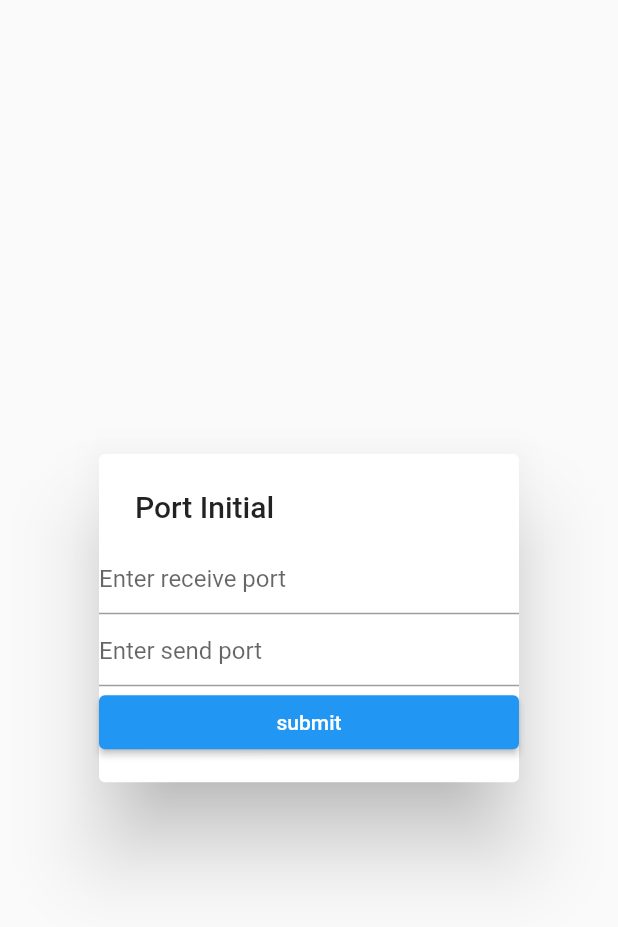
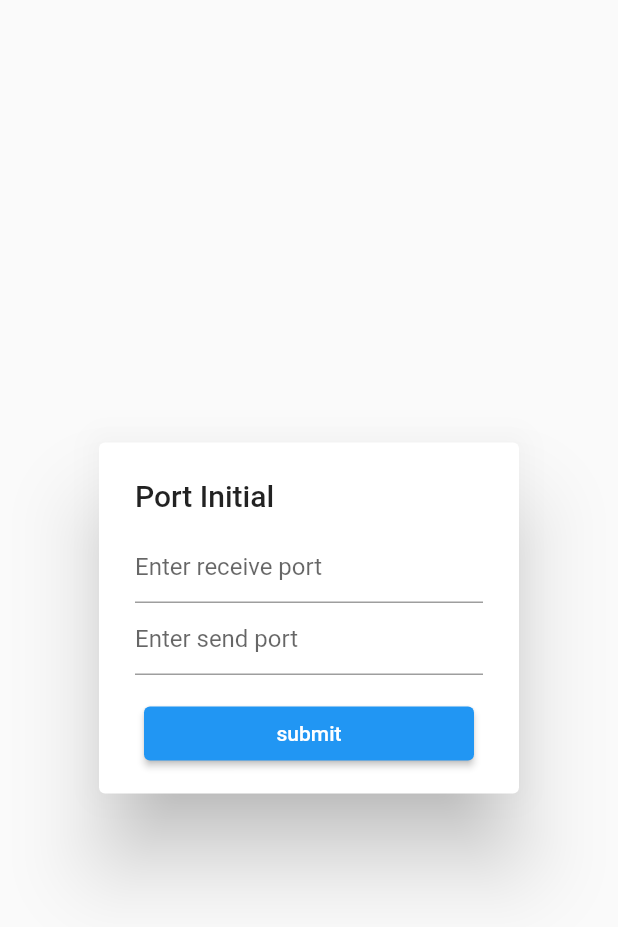
Before and after one commit to FerostMask/flutter, a Flutter app: the PortInput widget shown alone on an empty page, opened directly, on a phone screen of 412 x 824 dp. Shown: the top 927 px of the screen. Run offline on Flutter 3.47's test engine with Material 2 defaults, Android fonts, the phone set to English and light mode, and no system bars; our stand-ins replace fl_chart; missing offline and left inert: network_info_plus, udp.

Commit message:
修改Dialog输入框风格

```diff
--- a/myapp_try/lib/devmanage.dart
+++ b/myapp_try/lib/devmanage.dart
@@ -16,7 +16,8 @@ class _DevManagePageState extends State<DevManagePage> {
       context: context,
       builder: (BuildContext context) {
         return PortInput();
-        });
+      },
+    );
     if (item == null) return;
     devices.add(item);
   }
@@ -76,7 +77,9 @@ class _PortInputState extends State<PortInput> {
           child: FocusTraversalGroup(
             child: Column(
               children: <Widget>[
-                TextFormField(
+                Padding(
+                  padding: const EdgeInsetsDirectional.only(start: 24, end: 24),
+                  child: TextFormField(
                     decoration: const InputDecoration(
                       hintText: 'Enter receive port',
                     ),
@@ -86,26 +89,40 @@ class _PortInputState extends State<PortInput> {
                     },
                     validator: portValidator,
                   ),
-                TextFormField(
+                ),
+                Padding(
+                  padding: const EdgeInsetsDirectional.only(start: 24, end: 24),
+                  child: TextFormField(
                     decoration: const InputDecoration(
                       hintText: 'Enter send port',
                     ),
                     onSaved: (String? value) {
+                      // 存储输入框中的内容
                       item.sendPort = value;
                     },
                     validator: portValidator,
+                  ),
                 ),
               ],
             ),
           ),
         ),
-        ElevatedButton(
+        Padding(
+          // 页面适配
+          padding: const EdgeInsetsDirectional.only(
+            start: 30,
+            end: 30,
+            top: 15,
+            bottom: 0,
+          ),
+          child: ElevatedButton(
             onPressed: () {
               if (_formKey.currentState!.validate()) {
                 Navigator.pop(context, item);
               }
             },
             child: Text('submit'),
+          ),
         ),
       ],
     );
```
Lines whose indentation alone changed are shown as unchanged.
